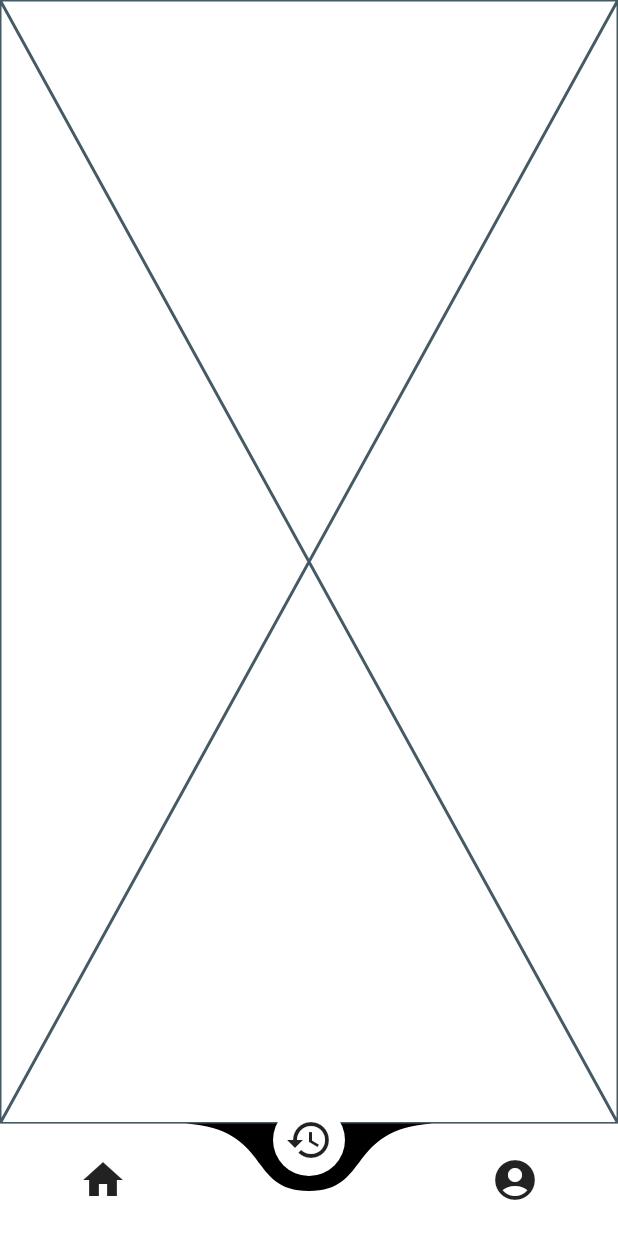
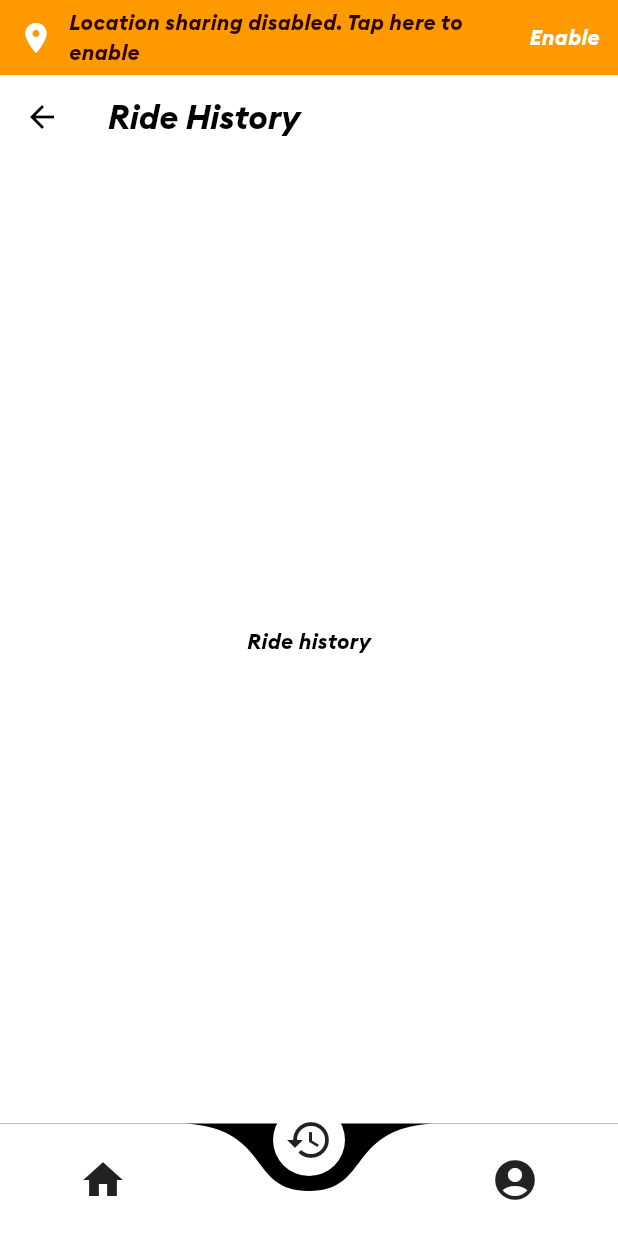
Before and after one commit to kiisi/cabby_driver, a Flutter app: the OverviewScreen screen opened by its route, item 2 of the bottom bar chosen, on a phone screen of 412 x 824 dp. Run offline on Flutter 3.47's test engine with Material 3 defaults, Android fonts, the phone set to English and light mode, and no system bars; drawn by our look-alikes of curved_navigation_bar; our stand-ins replace another_flushbar, auto_route, bloc, dartz, dio, flutter_bloc and 11 more; missing offline and left inert: country_state_city, fl_country_code_picker, flutter_swipe_button, google_maps_flutter_android, google_maps_flutter_platform_interface; accounts and stored records are empty; generated files the repository leaves out were written again.

Commit message:
feat: add location bar bloc

```diff
--- a/lib/app/di.dart
+++ b/lib/app/di.dart
@@ -11,6 +11,7 @@ import 'package:cabby_driver/data/repository/cloudinary_repo.dart';
 import 'package:cabby_driver/domain/usecase/activity_usecase.dart';
 import 'package:cabby_driver/domain/usecase/authentication_usecase.dart';
 import 'package:cabby_driver/domain/usecase/cloudinary_usecase.dart';
+import 'package:cabby_driver/features/home/location-appbar.dart/bloc/location_service_bloc.dart';
 import 'package:get_it/get_it.dart';
 import 'package:shared_preferences/shared_preferences.dart';
 
@@ -24,6 +25,9 @@ Future<void> initAppModule() async {
 
   // Register AppPreferences as a singleton
   getIt.registerLazySingleton<AppPreferences>(() => AppPreferences(getIt()));
+
+  // location service
+  getIt.registerLazySingleton<LocationServiceBloc>(() => LocationServiceBloc());
 
   // dio factory
   getIt.registerLazySingleton<DioFactory>(() => DioFactory(getIt()));
--- a/lib/features/home/activity.dart
+++ b/lib/features/home/activity.dart
@@ -99,7 +99,7 @@ class _ActivityScreenState extends State<ActivityScreen> {
             },
           ),
           Positioned(
-            top: 45,
+            top: 20,
             left: 10,
             right: 10,
             child: Align(
--- a/lib/features/home/history.dart
+++ b/lib/features/home/history.dart
@@ -10,6 +10,13 @@ class HistoryScreen extends StatefulWidget {
 class _HistoryScreenState extends State<HistoryScreen> {
   @override
   Widget build(BuildContext context) {
-    return const Placeholder();
+    return Scaffold(
+      appBar: AppBar(
+        title: const Text('Ride History'),
+      ),
+      body: const Center(
+        child: Text('Ride history'),
+      ),
+    );
   }
 }
--- /dev/null
+++ b/lib/features/home/location-appbar.dart/bloc/location_service_bloc.dart
@@ -0,0 +1,27 @@
+import 'package:bloc/bloc.dart';
+import 'package:meta/meta.dart';
+
+part 'location_service_event.dart';
+part 'location_service_state.dart';
+
+class LocationServiceBloc
+    extends Bloc<LocationServiceEvent, LocationServiceState> {
+  LocationServiceBloc() : super(LocationServiceState()) {
+    on<LocationServiceEvent>((event, emit) {
+      // print("==========LocationServiceBloc=====================");
+      // print("Running location block");
+      // print(event);
+      if (event is LocationServiceEnabled) {
+        emit(state.copyWith(
+          isLocationEnabled: true,
+          latitude: event.latitude,
+          longitude: event.longitude,
+        ));
+      } else if (event is LocationServiceDisabled) {
+        emit(state.copyWith(isLocationEnabled: false));
+      } else {
+        emit(state.copyWith(isLocationEnabled: false));
+      }
+    });
+  }
+}
--- /dev/null
+++ b/lib/features/home/location-appbar.dart/bloc/location_service_event.dart
@@ -0,0 +1,13 @@
+part of 'location_service_bloc.dart';
+
+@immutable
+abstract class LocationServiceEvent {}
+
+class LocationServiceEnabled extends LocationServiceEvent {
+  final double latitude;
+  final double longitude;
+
+  LocationServiceEnabled({required this.latitude, required this.longitude});
+}
+
+class LocationServiceDisabled extends LocationServiceEvent {}
--- /dev/null
+++ b/lib/features/home/location-appbar.dart/bloc/location_service_state.dart
@@ -0,0 +1,18 @@
+part of 'location_service_bloc.dart';
+
+class LocationServiceState {
+  final bool? isLocationEnabled;
+  final double? latitude;
+  final double? longitude;
+
+  LocationServiceState({this.isLocationEnabled, this.latitude, this.longitude});
+
+  LocationServiceState copyWith(
+      {bool? isLocationEnabled, double? latitude, double? longitude}) {
+    return LocationServiceState(
+      isLocationEnabled: isLocationEnabled ?? this.isLocationEnabled,
+      latitude: latitude ?? this.latitude,
+      longitude: longitude ?? this.longitude,
+    );
+  }
+}
--- /dev/null
+++ b/lib/features/home/location-appbar.dart/location_appbar.dart
@@ -0,0 +1,61 @@
+import 'package:cabby_driver/core/services/location_service.dart';
+import 'package:flutter/material.dart';
+import 'package:flutter/services.dart';
+
+class LocationAppBar extends StatelessWidget implements PreferredSizeWidget {
+  final BuildContext context;
+  final bool enableLocationAppbar;
+  LocationAppBar({super.key, this.enableLocationAppbar = false, required this.context});
+  final LocationService _locationService = LocationService();
+
+  @override
+  Widget build(BuildContext context) {
+    return Container(
+      padding: EdgeInsets.only(top: MediaQuery.of(context).padding.top),
+      color: enableLocationAppbar ? const Color(0xFFfe9900) : Colors.blue,
+      child: enableLocationAppbar
+          ? GestureDetector(
+              onTap: () async {
+                await _locationService.determinePosition();
+              },
+              child: Container(
+                height: 50,
+                color: const Color(0xFFfe9900),
+                width: double.infinity,
+                padding: const EdgeInsets.only(
+                  top: 5,
+                  bottom: 5,
+                  left: 12,
+                  right: 12,
+                ),
+                child: const Row(
+                  mainAxisAlignment: MainAxisAlignment.spaceBetween,
+                  crossAxisAlignment: CrossAxisAlignment.center,
+                  children: [
+                    Icon(Icons.location_on, color: Colors.white),
+                    SizedBox(width: 10),
+                    Expanded(
+                      child: Text(
+                        "Location sharing disabled. Tap here to enable",
+                        style: TextStyle(
+                          color: Color(0xff2d0200),
+                        ),
+                        softWrap: true,
+                      ),
+                    ),
+                    SizedBox(width: 10),
+                    Text(
+                      "Enable",
+                      style: TextStyle(color: Colors.white, fontWeight: FontWeight.w700),
+                    ),
+                  ],
+                ),
+              ),
+            )
+          : null,
+    );
+  }
+
+  @override
+  Size get preferredSize => Size(double.infinity, enableLocationAppbar ? 50 : 0);
+}
--- a/lib/features/home/overview.dart
+++ b/lib/features/home/overview.dart
@@ -2,8 +2,11 @@ import 'package:auto_route/auto_route.dart';
 import 'package:cabby_driver/features/home/account.dart';
 import 'package:cabby_driver/features/home/activity.dart';
 import 'package:cabby_driver/features/home/history.dart';
+import 'package:cabby_driver/features/home/location-appbar.dart/bloc/location_service_bloc.dart';
+import 'package:cabby_driver/features/home/location-appbar.dart/location_appbar.dart';
 import 'package:curved_navigation_bar/curved_navigation_bar.dart';
 import 'package:flutter/material.dart';
+import 'package:flutter_bloc/flutter_bloc.dart';
 
 @RoutePage()
 class OverviewScreen extends StatefulWidget {
@@ -25,7 +28,13 @@ class _OverviewScreenState extends State<OverviewScreen> {
 
   @override
   Widget build(BuildContext context) {
+    return BlocBuilder<LocationServiceBloc, LocationServiceState>(
+      builder: (context, state) {
         return Scaffold(
+          appBar: LocationAppBar(
+            context: context,
+            enableLocationAppbar: state.isLocationEnabled == null || state.isLocationEnabled == false,
+          ),
           bottomNavigationBar: CurvedNavigationBar(
             animationDuration: const Duration(milliseconds: 350),
             backgroundColor: Colors.black,
@@ -43,5 +52,7 @@ class _OverviewScreenState extends State<OverviewScreen> {
           ),
           body: pages[_page],
         );
+      },
+    );
   }
 }
--- a/pubspec.yaml
+++ b/pubspec.yaml
@@ -67,7 +67,7 @@ dependencies:
   custom_map_markers: ^0.0.2+1
   flutter_stripe: ^11.3.0
   google_maps_flutter_platform_interface: ^2.6.0
-  change_app_package_name: ^1.1.0
+  change_app_package_name: ^1.5.0
   colorful_progress_indicators: ^1.0.2
   intl: ^0.19.0
   internet_connection_checker: ^1.0.0+1
```
Also changed, not shown: lib/features/home/account.dart (+8 -1 lines), lib/main.dart (+46 -6 lines), pubspec.lock, 4 other files. Lines whose indentation alone changed are shown as unchanged.
